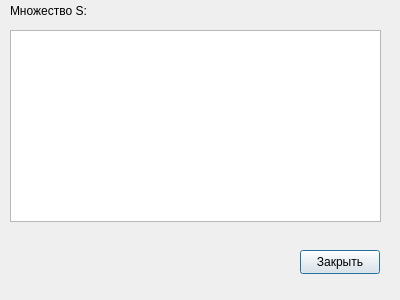
Old version of the form resolution.ui in the repository Vadikkkkk/A-resolution-technique.
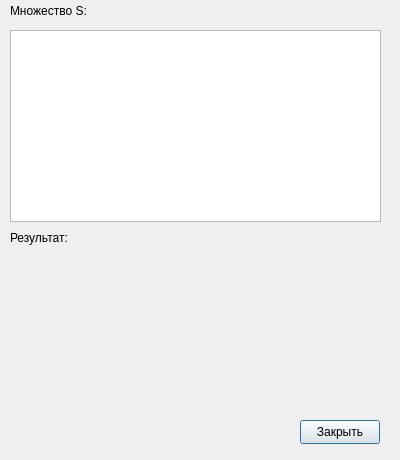
New version of the form.

What changed in the file:
```diff
--- a/resolution.ui
+++ b/resolution.ui
@@ -7,21 +7,24 @@
     <x>0</x>
     <y>0</y>
     <width>400</width>
-    <height>300</height>
+    <height>460</height>
    </rect>
   </property>
   <property name="minimumSize">
    <size>
     <width>400</width>
-    <height>300</height>
+    <height>460</height>
+   </size>
+  </property>
+  <property name="maximumSize">
+   <size>
+    <width>400</width>
+    <height>460</height>
    </size>
   </property>
   <property name="windowTitle">
    <string>Результат</string>
   </property>
-  <property name="autoFillBackground">
-   <bool>false</bool>
-  </property>
   <widget class="QLabel" name="label">
    <property name="geometry">
     <rect>
@@ -49,7 +52,7 @@
    <property name="geometry">
     <rect>
      <x>300</x>
-     <y>250</y>
+     <y>420</y>
      <width>80</width>
      <height>24</height>
     </rect>
@@ -61,16 +64,29 @@
   <widget class="QLabel" name="result">
    <property name="geometry">
     <rect>
-     <x>20</x>
-     <y>250</y>
-     <width>251</width>
-     <height>16</height>
+     <x>10</x>
+     <y>260</y>
+     <width>371</width>
+     <height>151</height>
     </rect>
    </property>
    <property name="text">
     <string/>
    </property>
   </widget>
+  <widget class="QLabel" name="label_2">
+   <property name="geometry">
+    <rect>
+     <x>10</x>
+     <y>230</y>
+     <width>81</width>
+     <height>16</height>
+    </rect>
+   </property>
+   <property name="text">
+    <string>Результат:</string>
+   </property>
+  </widget>
  </widget>
  <resources/>
  <connections/>
```
